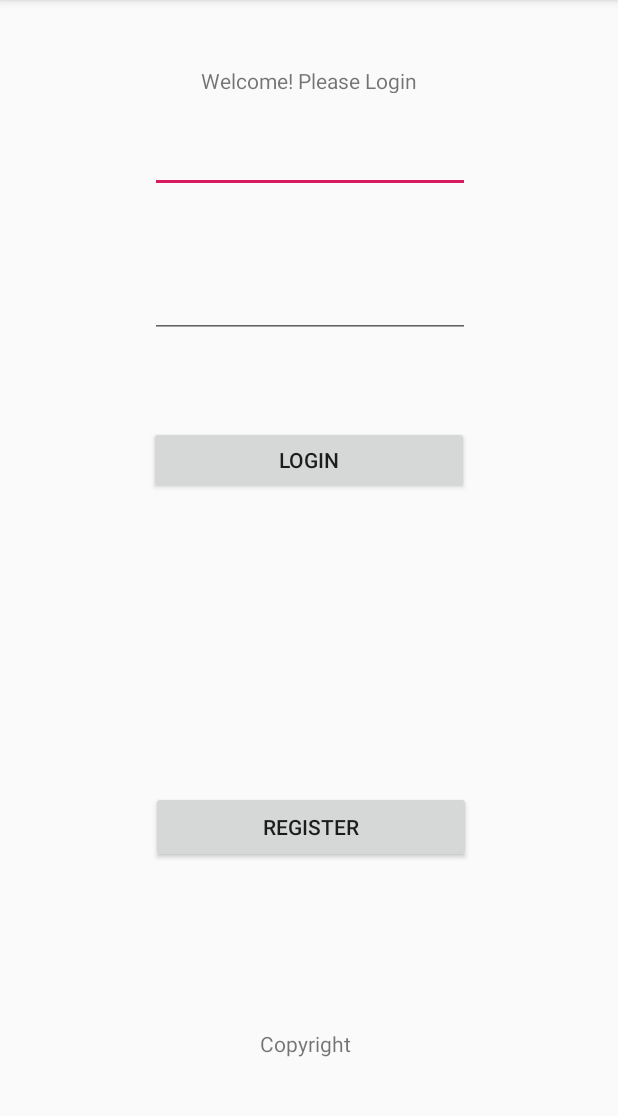
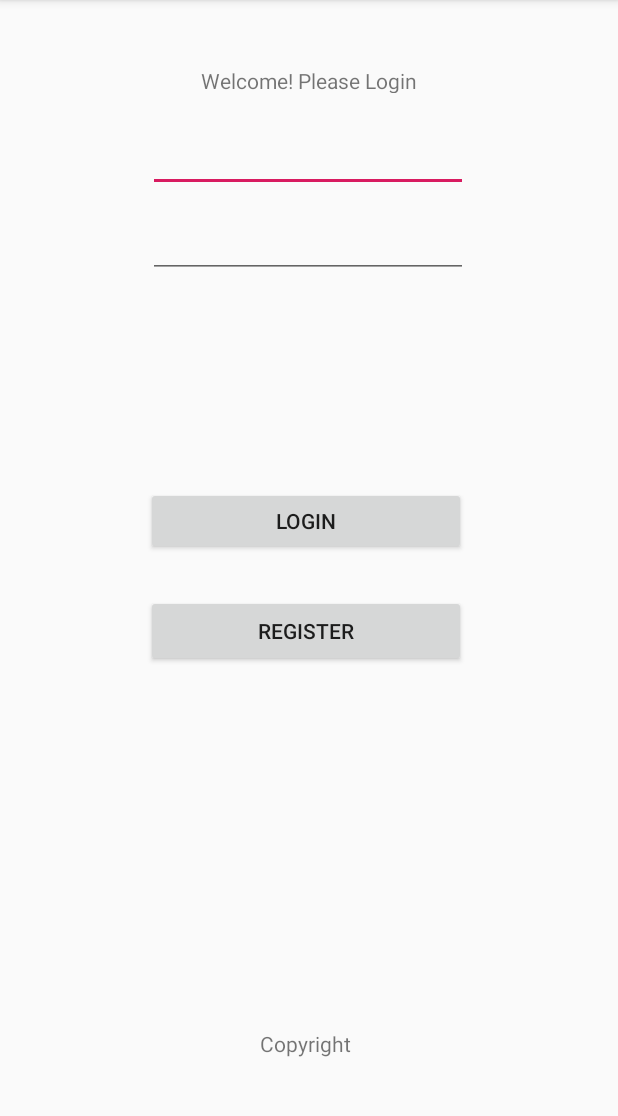
Before and after one commit to jzrlza/Plant-Soil-B-Plus, an Android app: the screen it shows after launch (MainActivity), on a phone screen of 412 x 824 dp, the part 84-1200 px from its top. Run offline under Robolectric (Android 15) with nearby library versions, the phone set to English and light mode, and no system bars.

Commit message:
Registeration is working fully functional.

```diff
--- a/app/src/main/java/com/plantsoilbplus/jbcom/plantsoilbplus/DynamicURL.java
+++ b/app/src/main/java/com/plantsoilbplus/jbcom/plantsoilbplus/DynamicURL.java
@@ -2,7 +2,7 @@ package com.plantsoilbplus.jbcom.plantsoilbplus;
 
 public class DynamicURL {
 
-    private static String url = "http://dbb83c00.ngrok.io";
+    private static String url = "http://7ab09172.ngrok.io";
 
     public static String getDomainURL() {
         return url;
--- a/app/src/main/java/com/plantsoilbplus/jbcom/plantsoilbplus/RegisterPage.java
+++ b/app/src/main/java/com/plantsoilbplus/jbcom/plantsoilbplus/RegisterPage.java
@@ -23,8 +23,8 @@ public class RegisterPage extends AppCompatActivity {
         String username = UsernameEt2.getText().toString();
         String password = PasswordEt2.getText().toString();
         String password_confirm = ConfirmPasswordEt.getText().toString();
-        String type = "register";
-        Log.e("RegisterTest Test",username + ", " + password+","+password_confirm);
+        String type = "regis";
+        Log.e("RegisterTest Test",username + ", " + password+", "+password_confirm);
 
         BackgroundWorker backgroundWorker = new BackgroundWorker(this);
         backgroundWorker.execute(type, username, password, password_confirm);
--- a/app/src/main/res/layout/activity_register_page.xml
+++ b/app/src/main/res/layout/activity_register_page.xml
@@ -59,7 +59,7 @@
         app:layout_constraintHorizontal_bias="0.503"
         app:layout_constraintStart_toStartOf="parent"
         app:layout_constraintTop_toTopOf="parent"
-        app:layout_constraintVertical_bias="0.354" />
+        app:layout_constraintVertical_bias="0.269" />
 
     <EditText
         android:id="@+id/passConfirmRegis"
@@ -78,7 +78,7 @@
         app:layout_constraintHorizontal_bias="0.503"
         app:layout_constraintStart_toStartOf="parent"
         app:layout_constraintTop_toTopOf="parent"
-        app:layout_constraintVertical_bias="0.55" />
+        app:layout_constraintVertical_bias="0.371" />
 
     <Button
         android:id="@+id/regis_btn"
@@ -97,6 +97,6 @@
         app:layout_constraintHorizontal_bias="0.481"
         app:layout_constraintStart_toStartOf="parent"
         app:layout_constraintTop_toTopOf="parent"
-        app:layout_constraintVertical_bias="0.765" />
+        app:layout_constraintVertical_bias="0.519" />
 
 </android.support.constraint.ConstraintLayout>
--- a/app/src/main/res/layout/content_main.xml
+++ b/app/src/main/res/layout/content_main.xml
@@ -35,10 +35,10 @@
         android:inputType="textPersonName"
         app:layout_constraintBottom_toTopOf="@+id/password_edit"
         app:layout_constraintEnd_toEndOf="parent"
-        app:layout_constraintHorizontal_bias="0.503"
+        app:layout_constraintHorizontal_bias="0.496"
         app:layout_constraintStart_toStartOf="parent"
         app:layout_constraintTop_toTopOf="parent"
-        app:layout_constraintVertical_bias="0.637" />
+        app:layout_constraintVertical_bias="0.948" />
 
     <EditText
         android:id="@+id/password_edit"
@@ -46,13 +46,13 @@
         android:layout_height="0dp"
         android:layout_marginStart="8dp"
         android:layout_marginLeft="8dp"
-        android:layout_marginTop="180dp"
+        android:layout_marginTop="140dp"
         android:layout_marginEnd="8dp"
         android:layout_marginRight="8dp"
         android:ems="10"
         android:inputType="textPassword"
         app:layout_constraintEnd_toEndOf="parent"
-        app:layout_constraintHorizontal_bias="0.503"
+        app:layout_constraintHorizontal_bias="0.496"
         app:layout_constraintStart_toStartOf="parent"
         app:layout_constraintTop_toTopOf="parent" />
 
@@ -62,7 +62,7 @@
         android:layout_height="45dp"
         android:layout_marginStart="8dp"
         android:layout_marginLeft="8dp"
-        android:layout_marginTop="260dp"
+        android:layout_marginTop="8dp"
         android:layout_marginEnd="8dp"
         android:layout_marginRight="8dp"
         android:layout_marginBottom="8dp"
@@ -70,9 +70,10 @@
         android:text="Login"
         app:layout_constraintBottom_toBottomOf="parent"
         app:layout_constraintEnd_toEndOf="parent"
+        app:layout_constraintHorizontal_bias="0.49"
         app:layout_constraintStart_toStartOf="parent"
         app:layout_constraintTop_toTopOf="parent"
-        app:layout_constraintVertical_bias="0.053" />
+        app:layout_constraintVertical_bias="0.448" />
 
     <TextView
         android:id="@+id/login_msg"
@@ -102,9 +103,9 @@
         android:text="Register"
         app:layout_constraintBottom_toBottomOf="parent"
         app:layout_constraintEnd_toEndOf="parent"
-        app:layout_constraintHorizontal_bias="0.509"
+        app:layout_constraintHorizontal_bias="0.49"
         app:layout_constraintStart_toStartOf="parent"
         app:layout_constraintTop_toTopOf="parent"
-        app:layout_constraintVertical_bias="0.738" />
+        app:layout_constraintVertical_bias="0.552" />
 
 </android.support.constraint.ConstraintLayout>
```
Also changed, not shown: app/src/main/java/com/plantsoilbplus/jbcom/plantsoilbplus/BackgroundWorker.java (+49 -1 lines), 1 other file.
